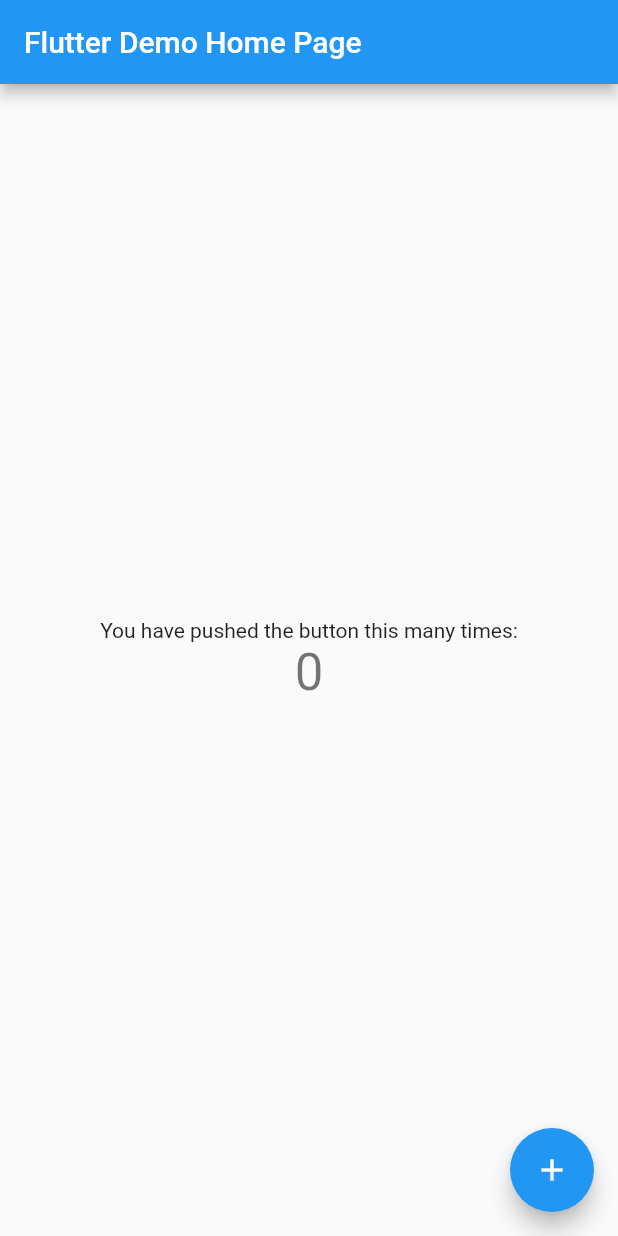
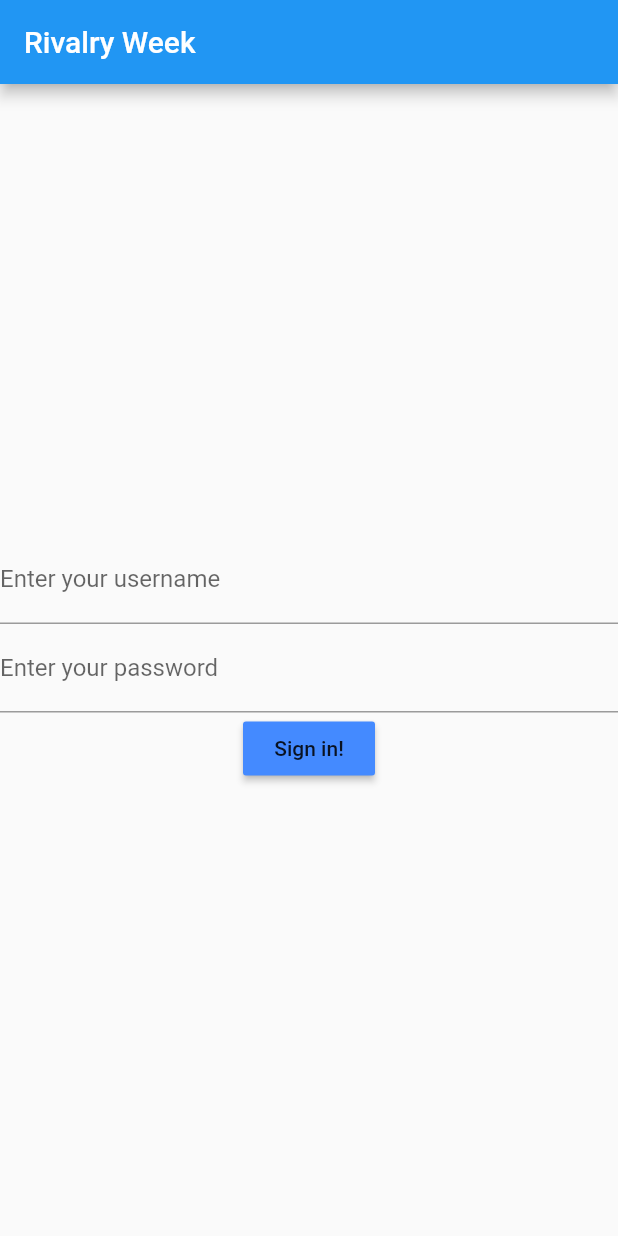
Before and after one commit to toomanyeduardos/RivalryWeek, a Flutter app: the screen it shows after launch, on a phone screen of 412 x 824 dp. Run offline on Flutter 3.47's test engine with Material 2 defaults, Android fonts, the phone set to English and light mode, and no system bars.

Commit message:
barebones basic sign in screen - doesn't do anything

```diff
--- a/lib/main.dart
+++ b/lib/main.dart
@@ -19,7 +19,7 @@ class MyApp extends StatelessWidget {
         // counter didn't reset back to zero; the application is not restarted.
         primarySwatch: Colors.blue,
       ),
-      home: new MyHomePage(title: 'Flutter Demo Home Page'),
+      home: new MyHomePage(title: 'Rivalry Week'),
     );
   }
 }
@@ -89,21 +89,27 @@ class _MyHomePageState extends State<MyHomePage> {
           // horizontal).
           mainAxisAlignment: MainAxisAlignment.center,
           children: <Widget>[
-            new Text(
-              'You have pushed the button this many times:',
+            new TextFormField(
+              decoration: new InputDecoration(
+                labelText: "Enter your username"
+              ),
             ),
-            new Text(
-              '$_counter',
-              style: Theme.of(context).textTheme.display1,
+            new TextFormField(
+              decoration: new InputDecoration(
+                  labelText: "Enter your password"
+              ),
+              obscureText: true
+            ),
+            new RaisedButton(
+                onPressed: () {
+                  print("Sign in button pressed!");
+                },
+                child: const Text("Sign in!"),
+                color: Colors.blueAccent,
             ),
           ],
         ),
       ),
-      floatingActionButton: new FloatingActionButton(
-        onPressed: _incrementCounter,
-        tooltip: 'Increment',
-        child: new Icon(Icons.add),
-      ), // This trailing comma makes auto-formatting nicer for build methods.
     );
   }
 }
```
